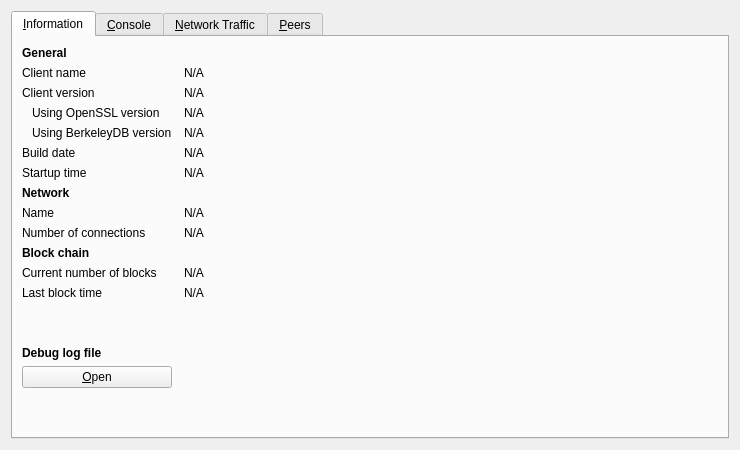
Old version of the form src/qt/forms/rpcconsole.ui in the repository guncoin/guncoin.
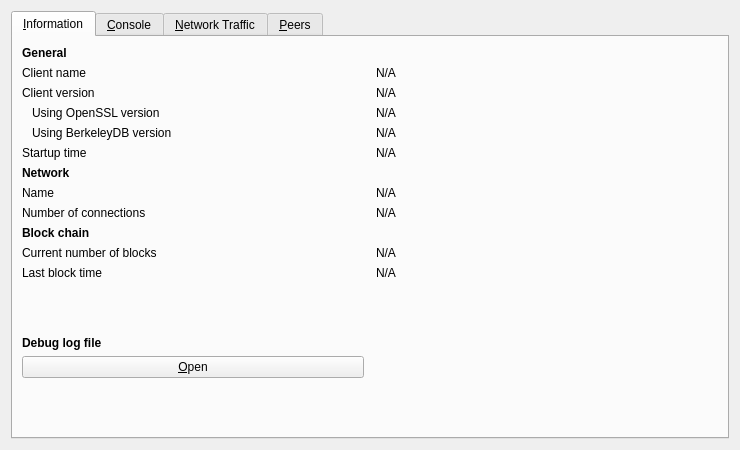
New version of the form. Icons and pictures are not drawn. Custom widgets are drawn as their Qt base class.

Commit message: Remove build date/Update genbuild.sh

Patch:
```diff
--- a/src/qt/forms/rpcconsole.ui
+++ b/src/qt/forms/rpcconsole.ui
@@ -23,23 +23,10 @@
       <attribute name="title">
        <string>&amp;Information</string>
       </attribute>
-      <layout class="QGridLayout" name="gridLayout" columnstretch="0,1">
+      <layout class="QGridLayout" name="gridLayout" columnstretch="0,0">
        <property name="horizontalSpacing">
         <number>12</number>
        </property>
-       <item row="0" column="0">
-        <widget class="QLabel" name="label_9">
-         <property name="font">
-          <font>
-           <weight>75</weight>
-           <bold>true</bold>
-          </font>
-         </property>
-         <property name="text">
-          <string>General</string>
-         </property>
-        </widget>
-       </item>
        <item row="1" column="0">
         <widget class="QLabel" name="label_5">
          <property name="text">
@@ -70,6 +57,19 @@
          </property>
         </widget>
        </item>
+       <item row="0" column="0">
+        <widget class="QLabel" name="label_9">
+         <property name="font">
+          <font>
+           <weight>75</weight>
+           <bold>true</bold>
+          </font>
+         </property>
+         <property name="text">
+          <string>General</string>
+         </property>
+        </widget>
+       </item>
        <item row="2" column="1">
         <widget class="QLabel" name="clientVersion">
          <property name="cursor">
@@ -86,32 +86,6 @@
          </property>
         </widget>
        </item>
-       <item row="3" column="0">
-        <widget class="QLabel" name="label_14">
-         <property name="text">
-          <string>Using OpenSSL version</string>
-         </property>
-         <property name="indent">
-          <number>10</number>
-         </property>
-        </widget>
-       </item>
-       <item row="3" column="1">
-        <widget class="QLabel" name="openSSLVersion">
-         <property name="cursor">
-          <cursorShape>IBeamCursor</cursorShape>
-         </property>
-         <property name="text">
-          <string>N/A</string>
-         </property>
-         <property name="textFormat">
-          <enum>Qt::PlainText</enum>
-         </property>
-         <property name="textInteractionFlags">
-          <set>Qt::LinksAccessibleByMouse|Qt::TextSelectableByKeyboard|Qt::TextSelectableByMouse</set>
-         </property>
-        </widget>
-       </item>
        <item row="4" column="0">
         <widget class="QLabel" name="label_berkeleyDBVersion">
          <property name="text">
@@ -122,6 +96,32 @@
          </property>
         </widget>
        </item>
+       <item row="3" column="1">
+        <widget class="QLabel" name="openSSLVersion">
+         <property name="cursor">
+          <cursorShape>IBeamCursor</cursorShape>
+         </property>
+         <property name="text">
+          <string>N/A</string>
+         </property>
+         <property name="textFormat">
+          <enum>Qt::PlainText</enum>
+         </property>
+         <property name="textInteractionFlags">
+          <set>Qt::LinksAccessibleByMouse|Qt::TextSelectableByKeyboard|Qt::TextSelectableByMouse</set>
+         </property>
+        </widget>
+       </item>
+       <item row="3" column="0">
+        <widget class="QLabel" name="label_14">
+         <property name="text">
+          <string>Using OpenSSL version</string>
+         </property>
+         <property name="indent">
+          <number>10</number>
+         </property>
+        </widget>
+       </item>
        <item row="4" column="1">
         <widget class="QLabel" name="berkeleyDBVersion">
          <property name="cursor">
@@ -139,36 +139,13 @@
         </widget>
        </item>
        <item row="5" column="0">
-        <widget class="QLabel" name="label_12">
-         <property name="text">
-          <string>Build date</string>
-         </property>
-        </widget>
-       </item>
-       <item row="5" column="1">
-        <widget class="QLabel" name="buildDate">
-         <property name="cursor">
-          <cursorShape>IBeamCursor</cursorShape>
-         </property>
-         <property name="text">
-          <string>N/A</string>
-         </property>
-         <property name="textFormat">
-          <enum>Qt::PlainText</enum>
-         </property>
-         <property name="textInteractionFlags">
-          <set>Qt::LinksAccessibleByMouse|Qt::TextSelectableByKeyboard|Qt::TextSelectableByMouse</set>
-         </property>
-        </widget>
-       </item>
-       <item row="6" column="0">
         <widget class="QLabel" name="label_13">
          <property name="text">
           <string>Startup time</string>
          </property>
         </widget>
        </item>
-       <item row="6" column="1">
+       <item row="5" column="1">
         <widget class="QLabel" name="startupTime">
          <property name="cursor">
           <cursorShape>IBeamCursor</cursorShape>
@@ -184,66 +161,50 @@
          </property>
         </widget>
        </item>
+       <item row="7" column="1">
+        <widget class="QLabel" name="networkName">
+         <property name="cursor">
+          <cursorShape>IBeamCursor</cursorShape>
+         </property>
+         <property name="text">
+          <string>N/A</string>
+         </property>
+         <property name="textFormat">
+          <enum>Qt::PlainText</enum>
+         </property>
+         <property name="textInteractionFlags">
+          <set>Qt::LinksAccessibleByMouse|Qt::TextSelectableByKeyboard|Qt::TextSelectableByMouse</set>
+         </property>
+        </widget>
+       </item>
        <item row="7" column="0">
-        <widget class="QLabel" name="label_11">
-         <property name="font">
-          <font>
-           <weight>75</weight>
-           <bold>true</bold>
-          </font>
-         </property>
-         <property name="text">
-          <string>Network</string>
-         </property>
-        </widget>
-       </item>
-       <item row="8" column="0">
         <widget class="QLabel" name="label_8">
          <property name="text">
           <string>Name</string>
          </property>
         </widget>
        </item>
-       <item row="8" column="1">
-        <widget class="QLabel" name="networkName">
-         <property name="cursor">
-          <cursorShape>IBeamCursor</cursorShape>
-         </property>
-         <property name="text">
-          <string>N/A</string>
-         </property>
-         <property name="textFormat">
-          <enum>Qt::PlainText</enum>
-         </property>
-         <property name="textInteractionFlags">
-          <set>Qt::LinksAccessibleByMouse|Qt::TextSelectableByKeyboard|Qt::TextSelectableByMouse</set>
-         </property>
-        </widget>
-       </item>
-       <item row="9" column="0">
+       <item row="8" column="0">
         <widget class="QLabel" name="label_7">
          <property name="text">
           <string>Number of connections</string>
          </property>
         </widget>
        </item>
-       <item row="9" column="1">
-        <widget class="QLabel" name="numberOfConnections">
-         <property name="cursor">
-          <cursorShape>IBeamCursor</cursorShape>
+       <item row="6" column="0">
+        <widget class="QLabel" name="label_11">
+         <property name="font">
+          <font>
+           <weight>75</weight>
+           <bold>true</bold>
+          </font>
          </property>
          <property name="text">
-          <string>N/A</string>
-         </property>
-         <property name="textFormat">
-          <enum>Qt::PlainText</enum>
-         </property>
-         <property name="textInteractionFlags">
-          <set>Qt::LinksAccessibleByMouse|Qt::TextSelectableByKeyboard|Qt::TextSelectableByMouse</set>
+          <string>Network</string>
          </property>
         </widget>
        </item>
-       <item row="10" column="0">
+       <item row="9" column="0">
         <widget class="QLabel" name="label_10">
          <property name="font">
           <font>
@@ -256,14 +217,30 @@
          </property>
         </widget>
        </item>
-       <item row="11" column="0">
+       <item row="8" column="1">
+        <widget class="QLabel" name="numberOfConnections">
+         <property name="cursor">
+          <cursorShape>IBeamCursor</cursorShape>
+         </property>
+         <property name="text">
+          <string>N/A</string>
+         </property>
+         <property name="textFormat">
+          <enum>Qt::PlainText</enum>
+         </property>
+         <property name="textInteractionFlags">
+          <set>Qt::LinksAccessibleByMouse|Qt::TextSelectableByKeyboard|Qt::TextSelectableByMouse</set>
+         </property>
+        </widget>
+       </item>
+       <item row="10" column="0">
         <widget class="QLabel" name="label_3">
          <property name="text">
           <string>Current number of blocks</string>
          </property>
         </widget>
        </item>
-       <item row="11" column="1">
+       <item row="10" column="1">
         <widget class="QLabel" name="numberOfBlocks">
          <property name="cursor">
           <cursorShape>IBeamCursor</cursorShape>
@@ -279,14 +256,27 @@
          </property>
         </widget>
        </item>
-       <item row="12" column="0">
+       <item row="13" column="0">
+        <widget class="QLabel" name="labelDebugLogfile">
+         <property name="font">
+          <font>
+           <weight>75</weight>
+           <bold>true</bold>
+          </font>
+         </property>
+         <property name="text">
+          <string>Debug log file</string>
+         </property>
+        </widget>
+       </item>
+       <item row="11" column="0">
         <widget class="QLabel" name="label_2">
          <property name="text">
           <string>Last block time</string>
          </property>
         </widget>
        </item>
-       <item row="12" column="1">
+       <item row="11" column="1">
         <widget class="QLabel" name="lastBlockTime">
          <property name="cursor">
           <cursorShape>IBeamCursor</cursorShape>
@@ -302,7 +292,20 @@
          </property>
         </widget>
        </item>
-       <item row="13" column="0">
+       <item row="14" column="0">
+        <widget class="QPushButton" name="openDebugLogfileButton">
+         <property name="toolTip">
+          <string>Open the Guncoin debug log file from the current data directory. This can take a few seconds for large log files.</string>
+         </property>
+         <property name="text">
+          <string>&amp;Open</string>
+         </property>
+         <property name="autoDefault">
+          <bool>false</bool>
+         </property>
+        </widget>
+       </item>
+       <item row="12" column="0">
         <spacer name="verticalSpacer_2">
          <property name="orientation">
           <enum>Qt::Vertical</enum>
@@ -315,33 +318,7 @@
          </property>
         </spacer>
        </item>
-       <item row="14" column="0">
-        <widget class="QLabel" name="labelDebugLogfile">
-         <property name="font">
-          <font>
-           <weight>75</weight>
-           <bold>true</bold>
-          </font>
-         </property>
-         <property name="text">
-          <string>Debug log file</string>
-         </property>
-        </widget>
-       </item>
        <item row="15" column="0">
-        <widget class="QPushButton" name="openDebugLogfileButton">
-         <property name="toolTip">
-          <string>Open the Guncoin debug log file from the current data directory. This can take a few seconds for large log files.</string>
-         </property>
-         <property name="text">
-          <string>&amp;Open</string>
-         </property>
-         <property name="autoDefault">
-          <bool>false</bool>
-         </property>
-        </widget>
-       </item>
-       <item row="16" column="0">
         <spacer name="verticalSpacer">
          <property name="orientation">
           <enum>Qt::Vertical</enum>
```
The commit also changes 8 other files.
